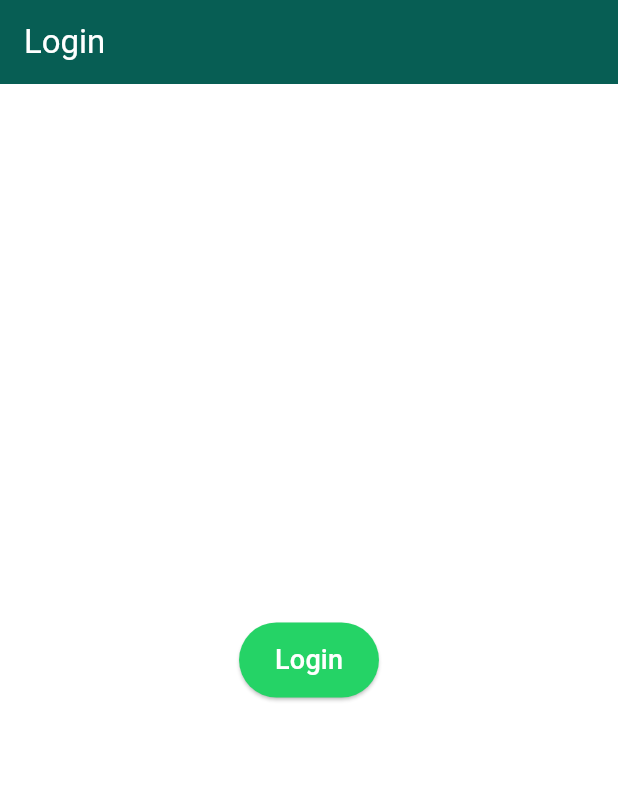
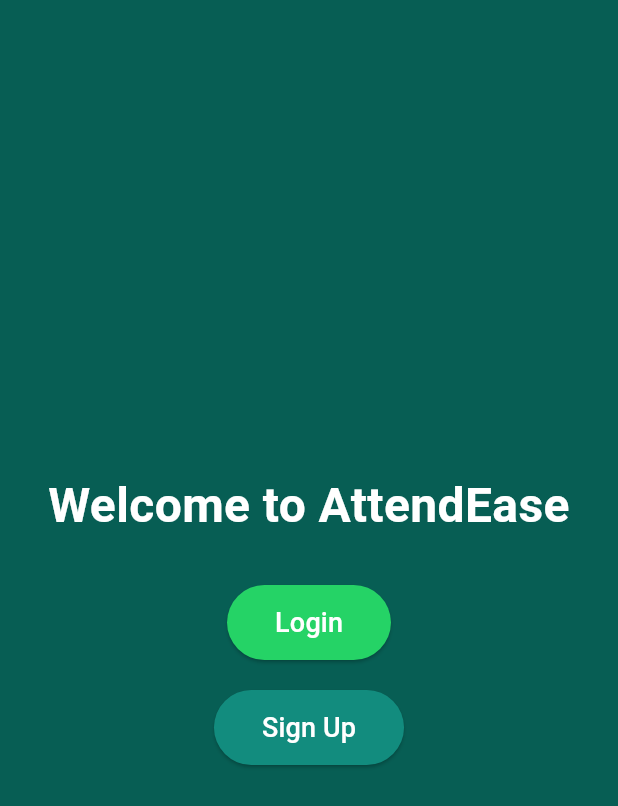
Before and after one commit to arya070104/AttendEase, a Flutter app: the screen it shows after launch, on a phone screen of 412 x 824 dp. Shown: the top 806 px of the screen. Run offline on Flutter 3.47's test engine with Material 3 defaults, Android fonts, the light colour scheme and no system bars; our stand-ins replace qr_flutter; missing offline and left inert: mobile_scanner.

Commit message:
Added a Welcome Page and Login Page, not singup page

```diff
--- a/lib/main.dart
+++ b/lib/main.dart
@@ -1,4 +1,5 @@
 import 'package:flutter/material.dart';
+import 'screens/welcome_screen.dart';
 import 'screens/home_screen.dart';
 import 'screens/qr_generator_screen.dart';
 import 'screens/qr_scanner_screen.dart';
@@ -32,7 +33,8 @@ class _AttendEaseAppState extends State<AttendEaseApp> {
       theme: _isDarkMode ? _darkTheme() : _lightTheme(),
       initialRoute: '/',
       routes: {
-        '/': (context) => LoginScreen(), // Initial route set to LoginScreen
+        '/': (context) => WelcomeScreen(), // Initial route set to WelcomeScreen
+        '/login': (context) => LoginScreen(),
         '/home':
             (context) =>
                 MainScreen(toggleTheme: toggleTheme, isDarkMode: _isDarkMode),
@@ -70,7 +72,7 @@ ThemeData _darkTheme() {
     ),
     bottomNavigationBarTheme: BottomNavigationBarThemeData(
       backgroundColor: Color(0xFF121212),
-      selectedItemColor: Color(0xFF25D366), // WhatsApp Light Green
+      selectedItemColor: Color(0xFF25D366),
       unselectedItemColor: Colors.grey,
     ),
     textTheme: TextTheme(bodyLarge: TextStyle(color: Colors.white)),
--- /dev/null
+++ b/lib/screens/welcome_screen.dart
@@ -0,0 +1,54 @@
+import 'package:flutter/material.dart';
+
+class WelcomeScreen extends StatelessWidget {
+  @override
+  Widget build(BuildContext context) {
+    return Scaffold(
+      backgroundColor: Color(0xFF075E54), // WhatsApp Green
+      body: Center(
+        child: Column(
+          mainAxisAlignment: MainAxisAlignment.center,
+          children: [
+            Text(
+              'Welcome to AttendEase',
+              style: TextStyle(
+                fontSize: 32,
+                color: Colors.white,
+                fontWeight: FontWeight.bold,
+              ),
+              textAlign: TextAlign.center,
+            ),
+            SizedBox(height: 30),
+            ElevatedButton(
+              onPressed: () {
+                Navigator.pushReplacementNamed(context, '/login');
+              },
+              style: ElevatedButton.styleFrom(
+                backgroundColor: Color(0xFF25D366), // WhatsApp Light Green
+                padding: EdgeInsets.symmetric(horizontal: 32, vertical: 12),
+              ),
+              child: Text(
+                'Login',
+                style: TextStyle(fontSize: 18, color: Colors.white),
+              ),
+            ),
+            SizedBox(height: 20),
+            ElevatedButton(
+              onPressed: () {
+                Navigator.pushReplacementNamed(context, '/signup');
+              },
+              style: ElevatedButton.styleFrom(
+                backgroundColor: Color(0xFF128C7E), // WhatsApp Dark Green
+                padding: EdgeInsets.symmetric(horizontal: 32, vertical: 12),
+              ),
+              child: Text(
+                'Sign Up',
+                style: TextStyle(fontSize: 18, color: Colors.white),
+              ),
+            ),
+          ],
+        ),
+      ),
+    );
+  }
+}
```
